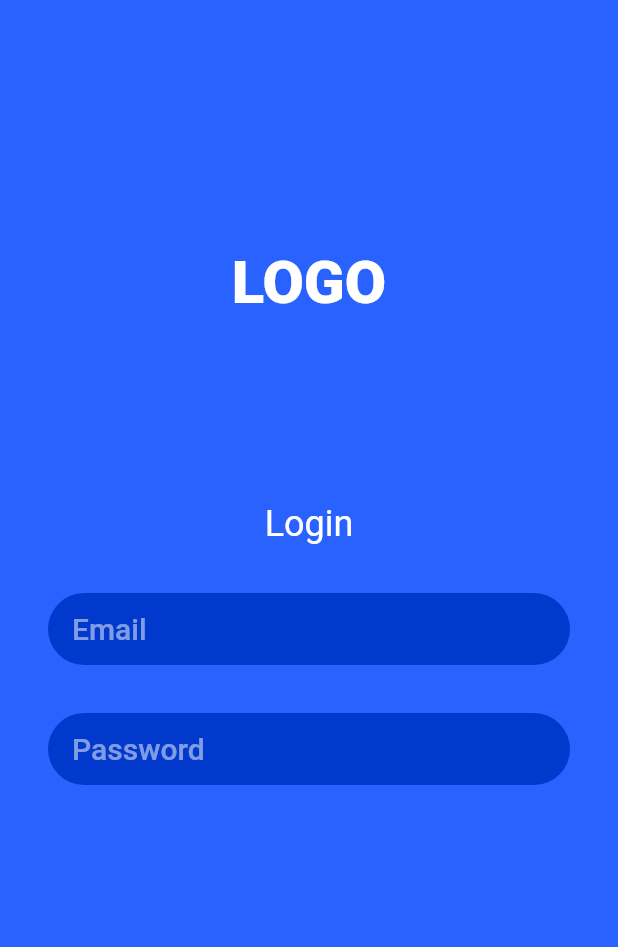
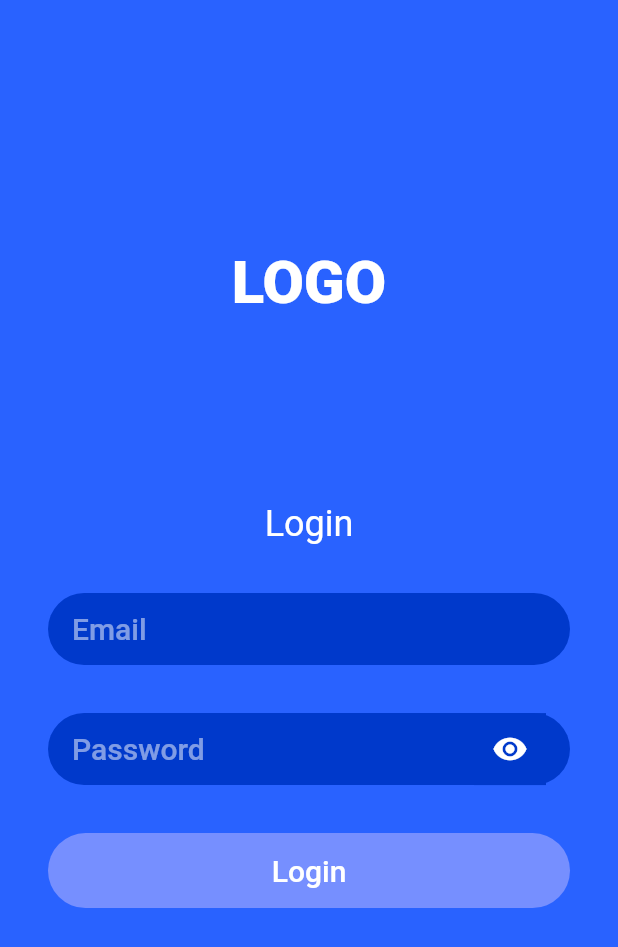
Before and after one commit to simonpojok/ideal, a Flutter app: the screen it shows after launch, on a phone screen of 412 x 824 dp. Shown: the top 947 px of the screen. Run offline on Flutter 3.47's test engine with Material 2 defaults, Android fonts, the phone set to English and light mode, and no system bars; our stand-ins replace firebase_auth, firebase_core; accounts and stored records are empty.

```diff
--- a/lib/screens/login/login_screen.dart
+++ b/lib/screens/login/login_screen.dart
@@ -16,6 +16,7 @@ class LoginScreen extends StatefulWidget {
 
 class _LoginScreenState extends State<LoginScreen> {
   late LoginBloc _loginBloc;
+  bool _showPassword = true;
 
   @override
   void initState() {
@@ -33,6 +34,7 @@ class _LoginScreenState extends State<LoginScreen> {
       body: SafeArea(
         child: Padding(
           padding: const EdgeInsets.symmetric(horizontal: kDefaultPadding * 2),
+          child: SingleChildScrollView(
             child: Column(
               crossAxisAlignment: CrossAxisAlignment.center,
               children: [
@@ -62,7 +64,8 @@ class _LoginScreenState extends State<LoginScreen> {
                   builder: (context, snapshot) {
                     return Container(
                       margin: EdgeInsets.only(top: kDefaultPadding * 2),
-                    padding: EdgeInsets.symmetric(horizontal: kDefaultPadding),
+                      padding:
+                          EdgeInsets.symmetric(horizontal: kDefaultPadding),
                       child: TextField(
                         keyboardType: TextInputType.emailAddress,
                         style: Theme.of(context)
@@ -90,9 +93,10 @@ class _LoginScreenState extends State<LoginScreen> {
                   builder: (context, snapshot) {
                     return Container(
                       margin: EdgeInsets.only(top: kDefaultPadding * 2),
-                    padding: EdgeInsets.symmetric(horizontal: kDefaultPadding),
+                      padding:
+                          EdgeInsets.symmetric(horizontal: kDefaultPadding),
                       child: TextField(
-                      obscureText: true,
+                        obscureText: _showPassword,
                         style: Theme.of(context)
                             .textTheme
                             .headline6!
@@ -104,6 +108,22 @@ class _LoginScreenState extends State<LoginScreen> {
                               Theme.of(context).textTheme.headline6!.copyWith(
                                     color: kPrimaryTextColor.withOpacity(0.5),
                                   ),
+                          suffixIcon: Material(
+                            color: kPrimaryDarkColor,
+                            child: InkWell(
+                              child: Icon(
+                                _showPassword
+                                    ? Icons.visibility
+                                    : Icons.visibility_off,
+                                color: kPrimaryTextColor,
+                              ),
+                              onTap: () {
+                                setState(() {
+                                  _showPassword = !_showPassword;
+                                });
+                              },
+                            ),
+                          ),
                         ),
                         onChanged: _loginBloc.passwordChanged.add,
                       ),
@@ -113,7 +133,29 @@ class _LoginScreenState extends State<LoginScreen> {
                     );
                   },
                 ),
+                StreamBuilder(
+                    stream: _loginBloc.enableLoginButton,
+                    builder: (context, snapshot) {
+                      return Container(
+                        margin: EdgeInsets.only(top: kDefaultPadding * 2),
+                        width: double.infinity,
+                        height: 50,
+                        child: Center(
+                            child: Text(
+                          'Login',
+                          style: Theme.of(context)
+                              .textTheme
+                              .headline6!
+                              .copyWith(color: kPrimaryTextColor),
+                        )),
+                        decoration: BoxDecoration(
+                          color: kPrimaryLightColor,
+                          borderRadius: BorderRadius.circular(25),
+                        ),
+                      );
+                    })
               ],
+            ),
           ),
         ),
       ),
```
Lines whose indentation alone changed are shown as unchanged.
